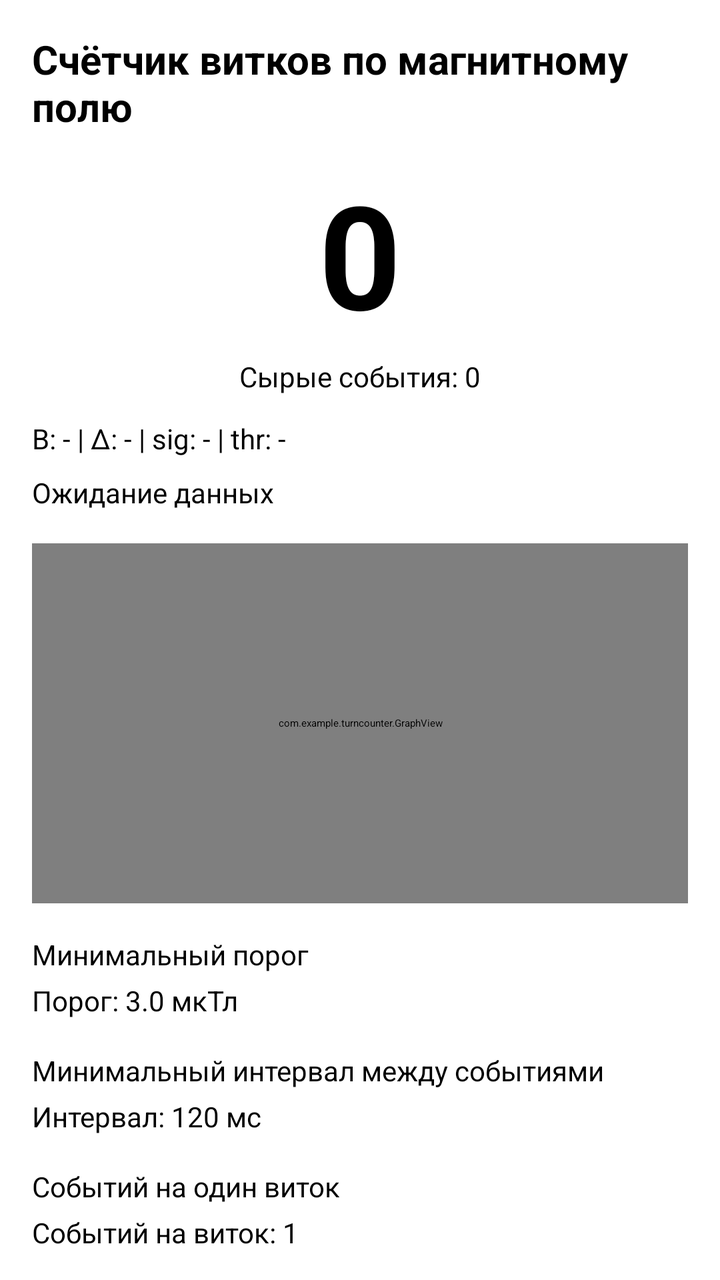
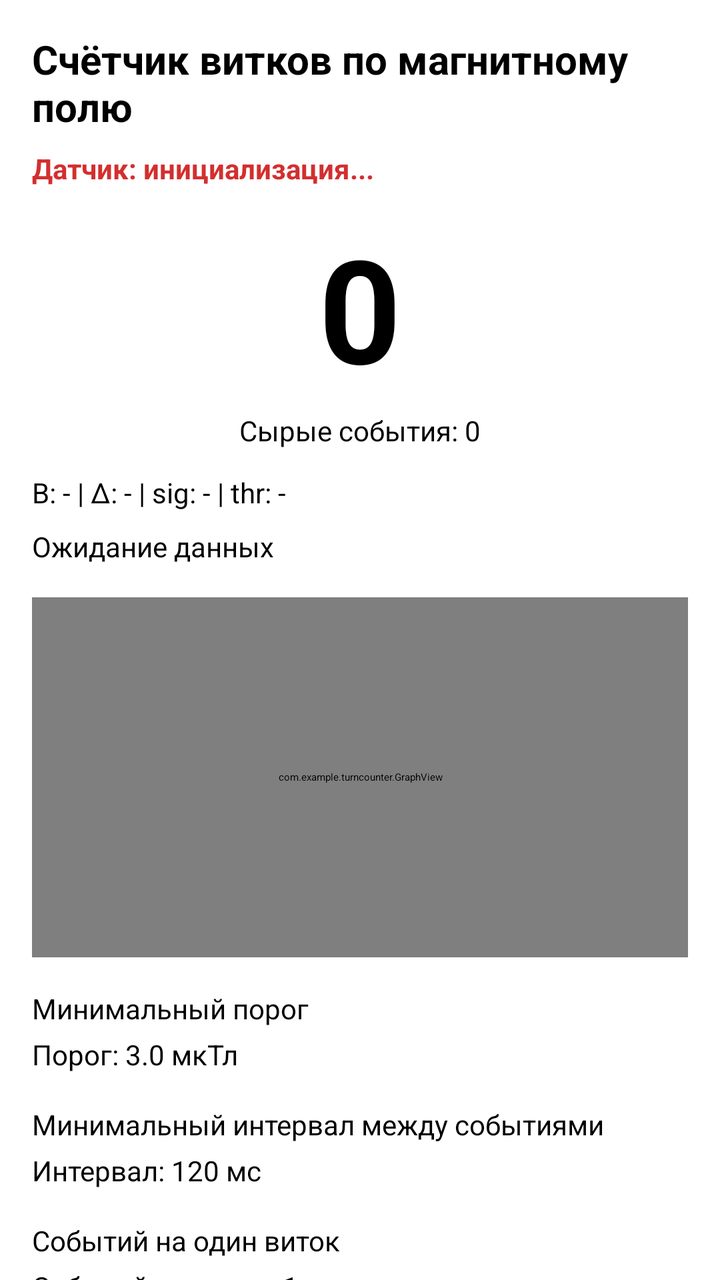

Before-and-after screenshots of an Android layout around one commit, followed by the original layout XML and the change that was made.
<!-- AndroidManifest.xml: application theme Theme.TurnCounter -->
<!-- res/layout/activity_main.xml -->
<?xml version="1.0" encoding="utf-8"?>
<ScrollView xmlns:android="http://schemas.android.com/apk/res/android"
    android:layout_width="match_parent"
    android:layout_height="match_parent">

    <LinearLayout
        android:layout_width="match_parent"
        android:layout_height="wrap_content"
        android:orientation="vertical"
        android:padding="16dp">

        <TextView
            android:layout_width="wrap_content"
            android:layout_height="wrap_content"
            android:text="Счётчик витков по магнитному полю"
            android:textSize="20sp"
            android:textStyle="bold"
            android:layout_marginBottom="12dp" />

        <TextView
            android:id="@+id/countText"
            android:layout_width="match_parent"
            android:layout_height="wrap_content"
            android:gravity="center"
            android:text="0"
            android:textSize="72sp"
            android:textStyle="bold"
            android:layout_marginBottom="4dp" />

        <TextView
            android:id="@+id/rawCountText"
            android:layout_width="match_parent"
            android:layout_height="wrap_content"
            android:gravity="center"
            android:text="Сырые события: 0"
            android:textSize="14sp"
            android:layout_marginBottom="12dp" />

        <TextView
            android:id="@+id/infoText"
            android:layout_width="match_parent"
            android:layout_height="wrap_content"
            android:text="B: - | Δ: - | sig: - | thr: -"
            android:textSize="14sp"
            android:layout_marginBottom="8dp" />

        <TextView
            android:id="@+id/statusText"
            android:layout_width="match_parent"
            android:layout_height="wrap_content"
            android:text="Ожидание данных"
            android:textSize="14sp"
            android:layout_marginBottom="16dp" />

        <com.example.turncounter.GraphView
            android:id="@+id/graphView"
            android:layout_width="match_parent"
            android:layout_height="180dp"
            android:layout_marginBottom="16dp" />

        <TextView
            android:layout_width="wrap_content"
            android:layout_height="wrap_content"
            android:text="Минимальный порог"
            android:textSize="14sp" />

        <SeekBar
            android:id="@+id/thresholdSeekBar"
            android:layout_width="match_parent"
            android:layout_height="wrap_content"
            android:max="100"
            android:progress="6"
            android:layout_marginBottom="4dp" />

        <TextView
            android:id="@+id/thresholdValueText"
            android:layout_width="wrap_content"
            android:layout_height="wrap_content"
            android:text="Порог: 3.0 мкТл"
            android:textSize="14sp"
            android:layout_marginBottom="16dp" />

        <TextView
            android:layout_width="wrap_content"
            android:layout_height="wrap_content"
            android:text="Минимальный интервал между событиями"
            android:textSize="14sp" />

        <SeekBar
            android:id="@+id/intervalSeekBar"
            android:layout_width="match_parent"
            android:layout_height="wrap_content"
            android:max="2000"
            android:progress="120"
            android:layout_marginBottom="4dp" />

        <TextView
            android:id="@+id/intervalValueText"
            android:layout_width="wrap_content"
            android:layout_height="wrap_content"
            android:text="Интервал: 120 мс"
            android:textSize="14sp"
            android:layout_marginBottom="16dp" />

        <TextView
            android:layout_width="wrap_content"
            android:layout_height="wrap_content"
            android:text="Событий на один виток"
            android:textSize="14sp" />

        <SeekBar
            android:id="@+id/dividerSeekBar"
            android:layout_width="match_parent"
            android:layout_height="wrap_content"
            android:max="9"
            android:progress="0"
            android:layout_marginBottom="4dp" />

        <TextView
            android:id="@+id/dividerValueText"
            android:layout_width="wrap_content"
            android:layout_height="wrap_content"
            android:text="Событий на виток: 1"
            android:textSize="14sp"
            android:layout_marginBottom="16dp" />

        <CheckBox
            android:id="@+id/autoThresholdCheckBox"
            android:layout_width="wrap_content"
            android:layout_height="wrap_content"
            android:text="Адаптивный порог"
            android:checked="false"
            android:layout_marginBottom="8dp" />

        <CheckBox
            android:id="@+id/soundCheckBox"
            android:layout_width="wrap_content"
            android:layout_height="wrap_content"
            android:text="Звук при витке"
            android:checked="true"
            android:layout_marginBottom="8dp" />

        <CheckBox
            android:id="@+id/vibrationCheckBox"
            android:layout_width="wrap_content"
            android:layout_height="wrap_content"
            android:text="Вибрация при витке"
            android:checked="false"
            android:layout_marginBottom="16dp" />

        <LinearLayout
            android:layout_width="match_parent"
            android:layout_height="wrap_content"
            android:orientation="horizontal"
            android:layout_marginBottom="8dp">

            <Button
                android:id="@+id/resetButton"
                android:layout_width="0dp"
                android:layout_height="wrap_content"
                android:layout_weight="1"
                android:text="Сброс"
                android:layout_marginEnd="8dp" />

            <Button
                android:id="@+id/startStopButton"
                android:layout_width="0dp"
                android:layout_height="wrap_content"
                android:layout_weight="1"
                android:text="Старт" />

        </LinearLayout>

        <Button
            android:id="@+id/exportButton"
            android:layout_width="match_parent"
            android:layout_height="wrap_content"
            android:text="Экспорт CSV"
            android:layout_marginBottom="16dp" />

        <TextView
            android:layout_width="match_parent"
            android:layout_height="wrap_content"
            android:text="Совет: закрепите магнит на вращающейся части катушки/шпули. Один оборот должен давать повторяющийся всплеск магнитного поля. Если один виток даёт два импульса, поставьте событий на виток = 2."
            android:textSize="13sp" />

    </LinearLayout>

</ScrollView>
<!-- resources referenced by this layout -->
<resources>

</resources>

<!-- the commit's change to res/layout/activity_main.xml (unified diff, before → after) -->
@@ -14,6 +14,17 @@
             android:layout_height="wrap_content"
             android:text="Счётчик витков по магнитному полю"
             android:textSize="20sp"
+            android:textStyle="bold"
+            android:layout_marginBottom="8dp" />
+
+        
+        <TextView
+            android:id="@+id/sensorStatusText"
+            android:layout_width="match_parent"
+            android:layout_height="wrap_content"
+            android:text="Датчик: инициализация..."
+            android:textSize="14sp"
+            android:textColor="#D32F2F"
             android:textStyle="bold"
             android:layout_marginBottom="12dp" />
 
@@ -168,7 +179,6 @@
                 android:layout_height="wrap_content"
                 android:layout_weight="1"
                 android:text="Старт" />
-
         </LinearLayout>
 
         <Button
@@ -181,9 +191,8 @@
         <TextView
             android:layout_width="match_parent"
             android:layout_height="wrap_content"
-            android:text="Совет: закрепите магнит на вращающейся части катушки/шпули. Один оборот должен давать повторяющийся всплеск магнитного поля. Если один виток даёт два импульса, поставьте событий на виток = 2."
+            android:text="Совет: закрепите магнит на вращающейся части катушки. Один оборот должен давать повторяющийся всплеск магнитного поля."
             android:textSize="13sp" />
 
     </LinearLayout>
-
 </ScrollView>
